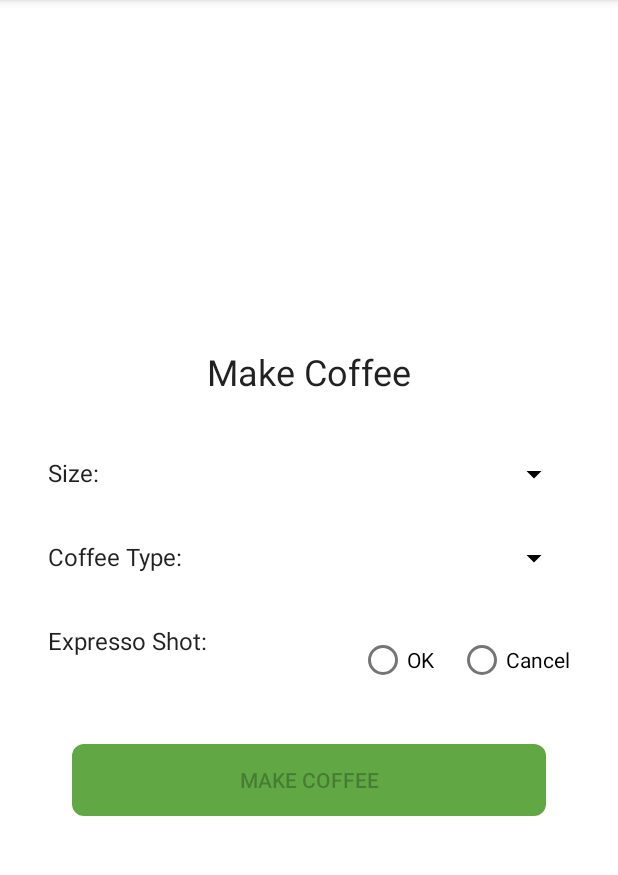
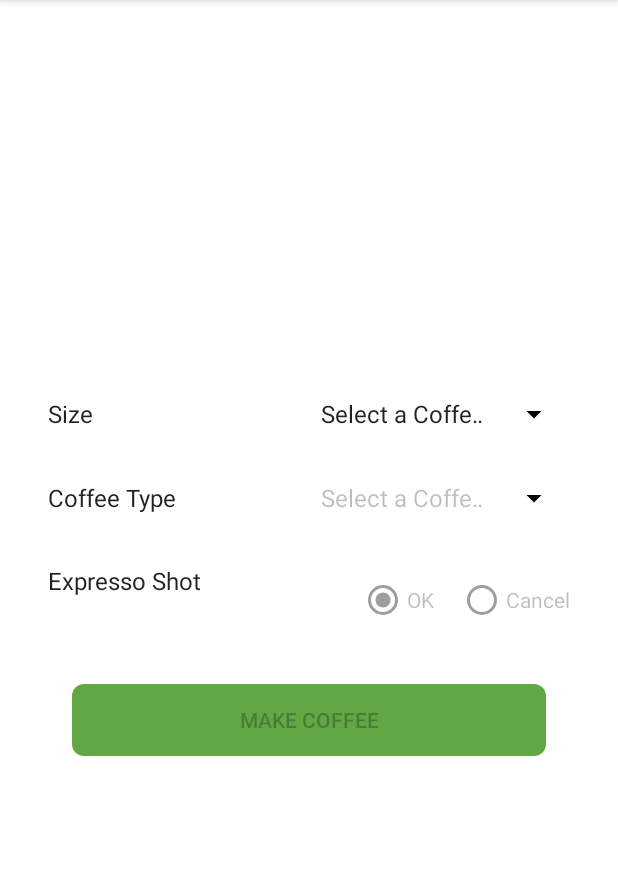
Before and after one commit to akanshnair1994/FinalIMPII_Project, an Android app: the fragment MakeCoffeeFragment shown on its own in the app's theme, on a phone screen of 412 x 824 dp, the part 84-959 px from its top. Run offline under Robolectric (Android 15) with nearby library versions, the phone set to English and light mode, and no system bars.

Commit message:
Rectified bugs

```diff
--- a/app/src/main/java/com/hexamind/coffeemoi/MakeCoffeeFragment.java
+++ b/app/src/main/java/com/hexamind/coffeemoi/MakeCoffeeFragment.java
@@ -30,8 +30,6 @@ public class MakeCoffeeFragment extends Fragment {
     AppCompatButton makeCoffee;
     ProgressBar progressBar;
     RelativeLayout layout;
-    String[] coffeeSizes = getResources().getStringArray(R.array.coffee_size);
-    String[] coffeeTypes = getResources().getStringArray(R.array.coffee_types);
     DatabaseHelper helper;
     boolean agreed = false;
 
@@ -49,11 +47,15 @@ public class MakeCoffeeFragment extends Fragment {
         layout = root.findViewById(R.id.layout);
         makeCoffee.setEnabled(false);
         helper = new DatabaseHelper(root.getContext(), "", null, 0);
+        final String[] coffeeSizes = getResources().getStringArray(R.array.coffee_size);
+        final String[] coffeeTypes = getResources().getStringArray(R.array.coffee_types);
 
-        ArrayAdapter<String> adapter = new ArrayAdapter<>(root.getContext(), android.R.layout.simple_spinner_item, coffeeSizes);
-        adapter.setDropDownViewResource(android.R.layout.simple_spinner_dropdown_item);
-        size.setAdapter(adapter);
-        coffeeType.setAdapter(adapter);
+        ArrayAdapter<String> sizeAdapter = new ArrayAdapter<>(root.getContext(), android.R.layout.simple_spinner_item, coffeeSizes);
+        ArrayAdapter<String> typeAdapter = new ArrayAdapter<>(root.getContext(), android.R.layout.simple_spinner_item, coffeeTypes);
+        sizeAdapter.setDropDownViewResource(android.R.layout.simple_spinner_dropdown_item);
+        typeAdapter.setDropDownViewResource(android.R.layout.simple_spinner_dropdown_item);
+        size.setAdapter(sizeAdapter);
+        coffeeType.setAdapter(typeAdapter);
         size.setOnItemSelectedListener(new AdapterView.OnItemSelectedListener() {
             @Override
             public void onItemSelected(AdapterView<?> adapterView, View view, int position, long id) {
@@ -77,7 +79,6 @@ public class MakeCoffeeFragment extends Fragment {
             @Override
             public void onItemSelected(AdapterView<?> adapterView, View view, int position, long id) {
                 if (position == 0) {
-                    size.setEnabled(false);
                     yes.setEnabled(false);
                     no.setEnabled(false);
                 } else {
--- a/app/src/main/java/com/hexamind/coffeemoi/Users.java
+++ b/app/src/main/java/com/hexamind/coffeemoi/Users.java
@@ -3,6 +3,9 @@ package com.hexamind.coffeemoi;
 public class Users {
     private String username;
     private String password;
+
+    public Users() {
+    }
 
     public Users(String username, String password) {
         this.username = username;
--- a/app/src/main/res/layout/activity_login.xml
+++ b/app/src/main/res/layout/activity_login.xml
@@ -77,6 +77,7 @@
                 android:id="@+id/password"
                 android:layout_width="match_parent"
                 android:layout_height="wrap_content"
+                android:inputType="textPassword"
                 android:backgroundTint="@color/colorAccent" />
 
         </com.google.android.material.textfield.TextInputLayout>
--- a/app/src/main/res/layout/fragment_make_coffee.xml
+++ b/app/src/main/res/layout/fragment_make_coffee.xml
@@ -19,25 +19,6 @@
         android:layout_height="wrap_content"
         android:layout_centerInParent="true"
         android:orientation="vertical">
-
-        <LinearLayout
-            android:layout_width="match_parent"
-            android:layout_height="wrap_content"
-            android:layout_marginStart="32dp"
-            android:layout_marginEnd="32dp"
-            android:layout_marginTop="16dp"
-            android:layout_marginBottom="16dp">
-
-            <TextView
-                android:layout_width="0dp"
-                android:layout_height="wrap_content"
-                android:layout_weight="2"
-                android:textAlignment="center"
-                android:padding="8dp"
-                android:text="@string/make_coffee_string"
-                android:textAppearance="@style/TextAppearance.AppCompat.Headline" />
-
-        </LinearLayout>
 
         <LinearLayout
             android:layout_width="match_parent"
@@ -115,6 +96,7 @@
                     android:layout_width="wrap_content"
                     android:layout_height="wrap_content"
                     android:layout_marginEnd="8dp"
+                    android:checked="true"
                     android:text="@android:string/yes" />
 
                 <RadioButton
--- a/app/src/main/res/values/strings.xml
+++ b/app/src/main/res/values/strings.xml
@@ -42,9 +42,9 @@
         <item>Large</item>
     </string-array>
     <string name="hello_blank_fragment">Hello blank fragment</string>
-    <string name="size_string">Size:</string>
-    <string name="coffee_type_string">Coffee Type:</string>
-    <string name="expresso_shot_string">Expresso Shot:</string>
+    <string name="size_string">Size</string>
+    <string name="coffee_type_string">Coffee Type</string>
+    <string name="expresso_shot_string">Expresso Shot</string>
     <string name="make_coffee_string">Make Coffee</string>
     <string name="agreement_string">Agreement</string>
     <string name="agreement_text_string">Notice: Please note that once the order has been placed, can\'t be cancelled. If at some point, such an issue arises, you need to cancel the order within the time frame of 10 minutes after the order is placed. Do you agree to the terms?</string>
@@ -58,4 +58,6 @@
     <string name="remove_string">Remove Coffee</string>
     <string name="cancel_order_title_string">Cancel Order</string>
     <string name="cancel_order_messsage_string">Are you sure you want to cancel the order?</string>
+    <string name="create_order_string">Create Order</string>
+    <string name="no_orders_placed_string">No Orders Placed</string>
 </resources>
```
Also changed, not shown: app/src/main/AndroidManifest.xml (+6 -4 lines), app/src/main/java/com/hexamind/coffeemoi/DatabaseHelper.java (+14 -11 lines), app/src/main/java/com/hexamind/coffeemoi/LoginActivity.java (+7 -2 lines), app/src/main/java/com/hexamind/coffeemoi/PostLoginActivity.java (+34 -3 lines), app/src/main/java/com/hexamind/coffeemoi/ProfileFragment.java (+28 -3 lines), app/src/main/res/drawable/ic_check_black_24dp.xml (added, +9 -0 lines), app/src/main/res/drawable/ic_check_box_black_24dp.xml (added, +9 -0 lines), app/src/main/res/drawable/ic_thumb_down_black_24dp.xml (added, +9 -0 lines), app/src/main/res/drawable/ic_thumb_up_black_24dp.xml (added, +9 -0 lines), app/src/main/res/layout/fragment_profile.xml (+8 -7 lines), app/src/main/res/layout/layout_past_orders.xml (+11 -15 lines).
